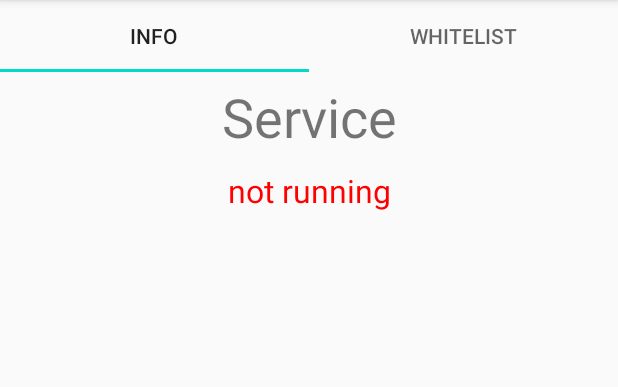
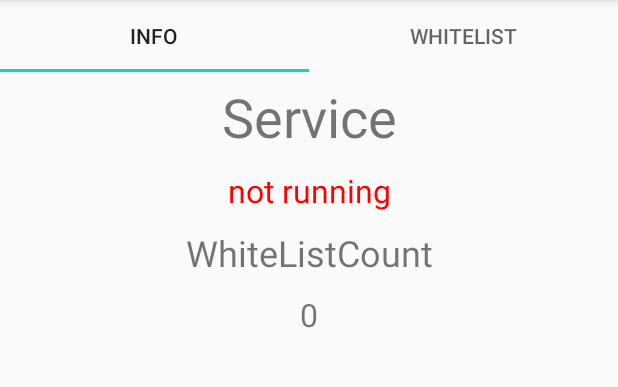
Before and after one commit to xfarrow/FindMyDevice, an Android app: the MainActivity screen opened directly, with no data from a screen before it, on a phone screen of 412 x 824 dp, the part 84-471 px from its top. Run offline under Robolectric (Android 15) with nearby library versions, the phone set to English and light mode, and no system bars.

Commit message:
Optimized UI.

```diff
--- a/app/src/main/java/de/nulide/findmydevice/MainActivity.java
+++ b/app/src/main/java/de/nulide/findmydevice/MainActivity.java
@@ -18,6 +18,7 @@ import android.widget.ListView;
 import android.widget.TextView;
 
 import androidx.appcompat.app.AppCompatActivity;
+import androidx.appcompat.widget.Toolbar;
 import androidx.viewpager.widget.ViewPager;
 
 import com.google.android.material.tabs.TabItem;
@@ -34,11 +35,11 @@ import de.nulide.findmydevice.utils.Permission;
 public class MainActivity extends AppCompatActivity implements View.OnClickListener, AdapterView.OnItemClickListener {
 
     private TabLayout tabLayout;
-    private TabItem tabItemInfo;
-    private TabItem tabItemWhitelist;
     private ViewPager viewPager;
 
     private TextView textViewRunningService;
+    private TextView textViewWhiteListCount;
+
 
 
     private ListView listWhiteList;
@@ -47,7 +48,7 @@ public class MainActivity extends AppCompatActivity implements View.OnClickListe
 
     private WhiteList whiteList;
 
-    Intent backgroundService;
+    private Intent backgroundService;
 
     @SuppressLint("MissingPermission")
     @Override
@@ -64,12 +65,13 @@ public class MainActivity extends AppCompatActivity implements View.OnClickListe
         whiteList = IO.readWhiteList();
 
         tabLayout = findViewById(R.id.tablayout);
-        tabItemInfo = findViewById(R.id.tabItemInfo);
-        tabItemWhitelist = findViewById(R.id.tabItemWhitelist);
         viewPager = findViewById(R.id.viewPager);
         MainPageViewAdapter mPageViewAdapter = new MainPageViewAdapter(this);
         viewPager.setAdapter(mPageViewAdapter);
         viewPager.addOnPageChangeListener(new TabLayout.TabLayoutOnPageChangeListener(tabLayout));
+        tabLayout.setupWithViewPager(viewPager);
+        tabLayout.getTabAt(0).setText("Info");
+        tabLayout.getTabAt(1).setText("WhiteList");
 
         reloadViews();
         updateViews();
@@ -82,6 +84,7 @@ public class MainActivity extends AppCompatActivity implements View.OnClickListe
 
     public void reloadViews(){
         textViewRunningService = findViewById(R.id.textViewServiceRunning);
+        textViewWhiteListCount = findViewById(R.id.textViewWhiteListCount);
 
         listWhiteList = findViewById(R.id.list_whitelist);
         buttonAddContact = findViewById(R.id.button_add_contact);
@@ -96,6 +99,7 @@ public class MainActivity extends AppCompatActivity implements View.OnClickListe
             textViewRunningService.setText("not running");
             textViewRunningService.setTextColor(Color.RED);
         }
+        textViewWhiteListCount.setText(""+whiteList.size());
         listWhiteListAdapter = new WhiteListViewAdapter(this, whiteList);
         listWhiteList.setAdapter(listWhiteListAdapter);
         listWhiteList.setOnItemClickListener(this);
--- a/app/src/main/res/layout/activity_main.xml
+++ b/app/src/main/res/layout/activity_main.xml
@@ -13,21 +13,7 @@
         <com.google.android.material.tabs.TabLayout
             android:id="@+id/tablayout"
             android:layout_width="match_parent"
-            android:layout_height="wrap_content">
-
-            <com.google.android.material.tabs.TabItem
-                android:id="@+id/tabItemInfo"
-                android:layout_width="wrap_content"
-                android:layout_height="wrap_content"
-                android:text="Info" />
-
-            <com.google.android.material.tabs.TabItem
-                android:id="@+id/tabItemWhitelist"
-                android:layout_width="wrap_content"
-                android:layout_height="wrap_content"
-                android:text="Whitelist" />
-
-        </com.google.android.material.tabs.TabLayout>
+            android:layout_height="wrap_content" />
 
         <androidx.viewpager.widget.ViewPager
             android:id="@+id/viewPager"
--- a/app/src/main/res/layout/main_info_layout.xml
+++ b/app/src/main/res/layout/main_info_layout.xml
@@ -28,5 +28,22 @@
             android:layout_margin="5dp"
             android:textSize="21sp" />
 
+        <TextView
+            android:layout_width="match_parent"
+            android:layout_height="wrap_content"
+            android:gravity="center_horizontal"
+            android:text="WhiteListCount"
+            android:layout_margin="5dp"
+            android:textSize="24sp" />
+
+        <TextView
+            android:id="@+id/textViewWhiteListCount"
+            android:layout_width="match_parent"
+            android:layout_height="wrap_content"
+            android:gravity="center_horizontal"
+            android:text="0"
+            android:layout_margin="5dp"
+            android:textSize="21sp" />
+
     </LinearLayout>
 </androidx.constraintlayout.widget.ConstraintLayout>
```
Also changed, not shown: 1 other file.
